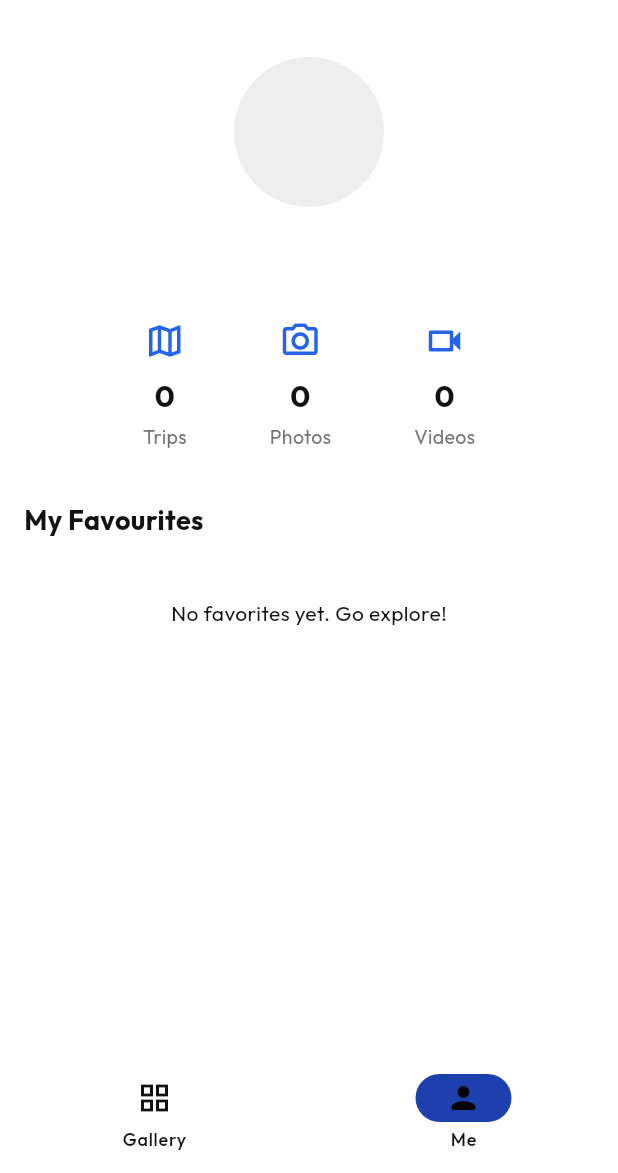
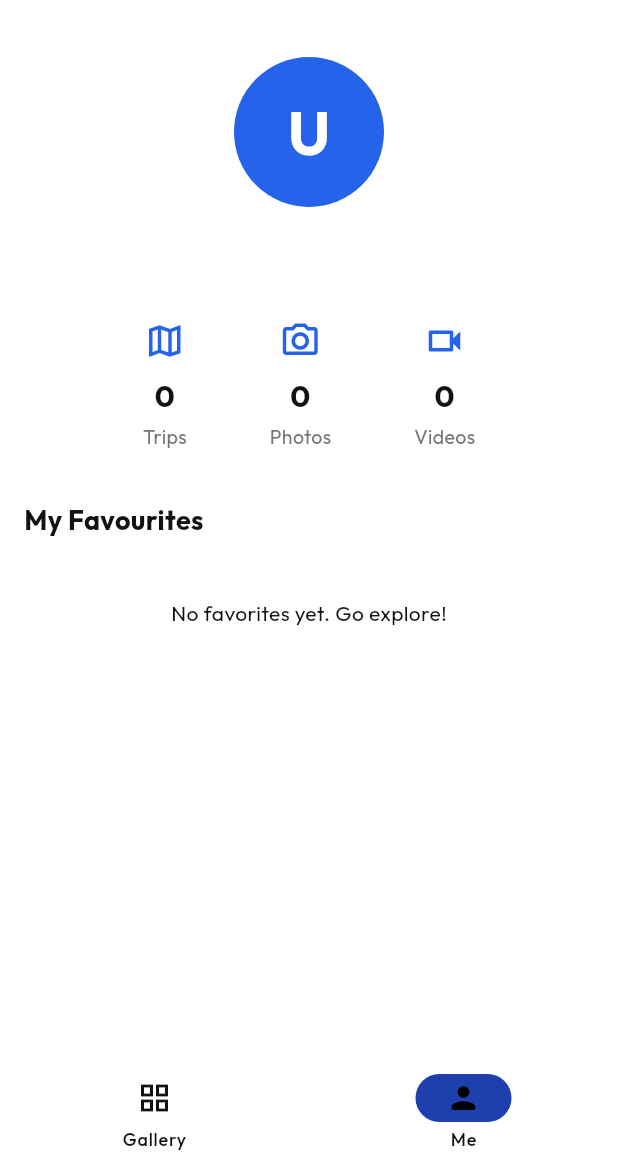
Before and after one commit to jiayingloh/Journi, a Flutter app: the screen it shows once a user with an empty profile is signed in, item 2 of the bottom bar chosen, on a phone screen of 412 x 824 dp, the part 63-1236 px from its top. Run offline on Flutter 3.47's test engine with Material 3 defaults, Android fonts, the phone set to English and light mode, and no system bars; our stand-ins replace app_links, cached_network_image, flutter_image_compress, flutter_local_notifications, google_fonts, google_sign_in and 5 more; missing offline and left inert: flutter_background_service, gal, photo_manager, photo_manager_image_provider, video_thumbnail; accounts and stored records are empty; network calls fail.

Commit message:
Replace empty profile avatar with user name initials on the profile page

```diff
--- a/lib/features/profile/profile_page.dart
+++ b/lib/features/profile/profile_page.dart
@@ -209,13 +209,20 @@ class _ProfilePageState extends State<ProfilePage> {
               // Profile Avatar
               CircleAvatar(
                 radius: 50,
-                backgroundColor: Colors.grey[200],
+                backgroundColor: (_avatarUrl == null || _avatarUrl!.isEmpty) ? Theme.of(context).primaryColor : Colors.transparent,
                 backgroundImage: (_avatarUrl != null && _avatarUrl!.startsWith('http'))
                     ? NetworkImage(_avatarUrl!)
                     : null,
-                child: _avatarUrl == null
-                    ? const Icon(Icons.person, size: 50, color: Colors.grey)
-                    : null,
+                child: (_avatarUrl == null || _avatarUrl!.isEmpty)
+                        ? Text(
+                            _name.isNotEmpty ? _name[0].toUpperCase() : 'U',
+                            style: const TextStyle(
+                              color: Colors.white,
+                              fontSize: 40,
+                              fontWeight: FontWeight.bold,
+                            ),
+                          )
+                        : null,
               ),
 
               const SizedBox(height: 16),
```
